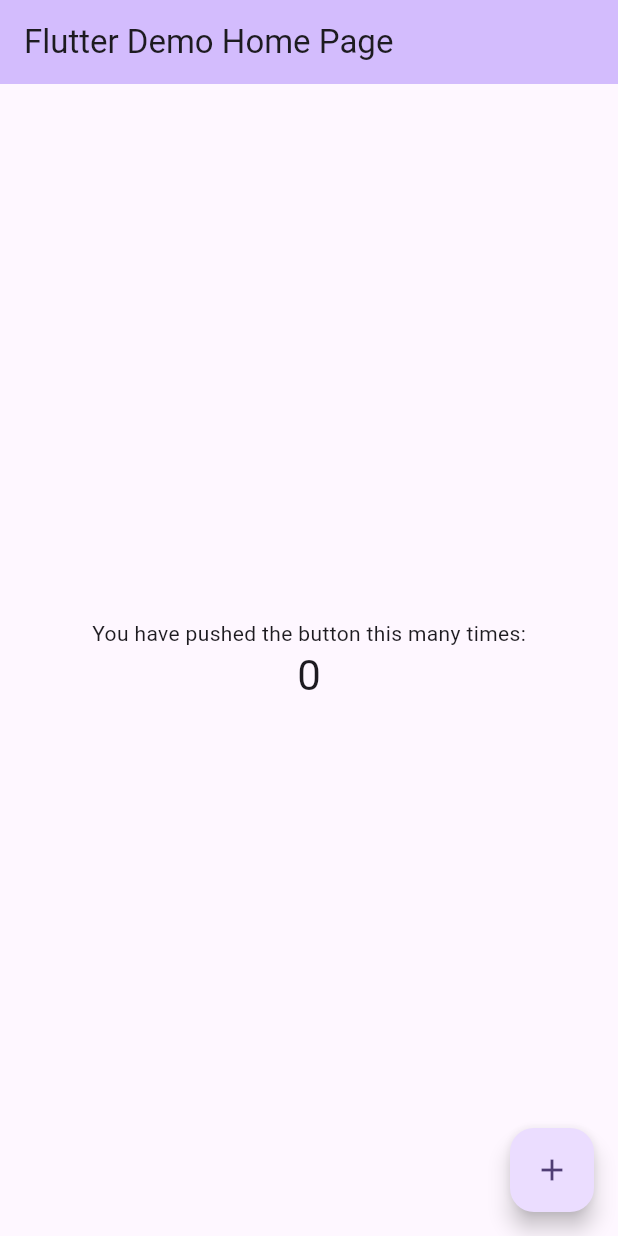
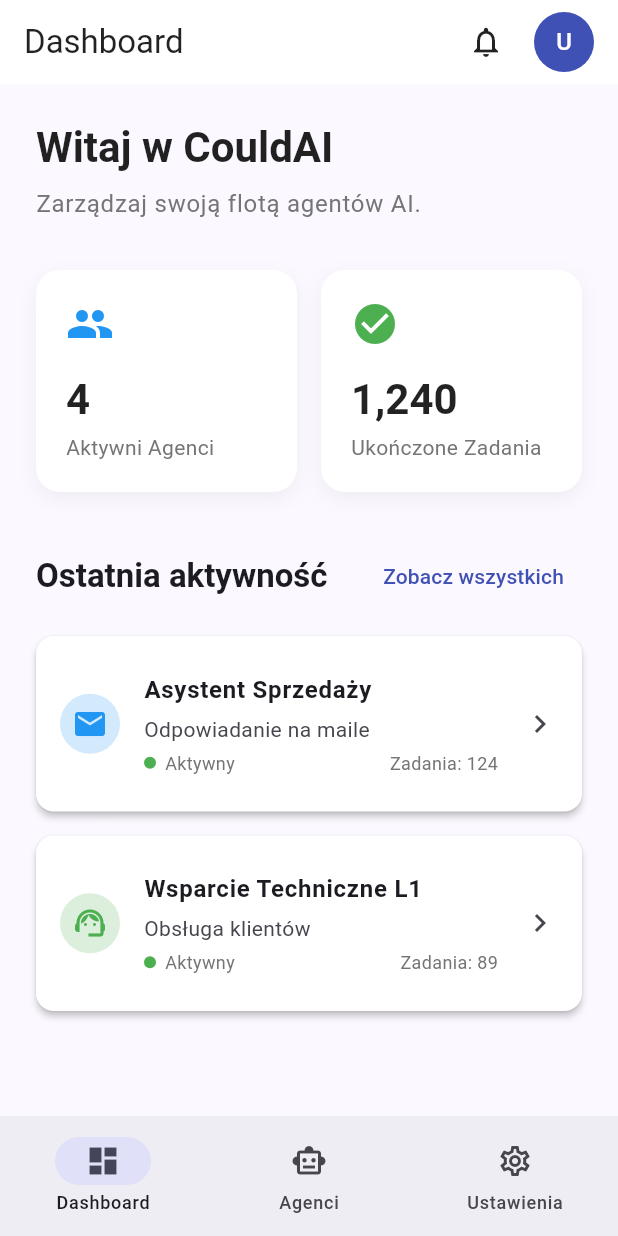
Before and after one commit to could-ai/019aea1b-19e8-732d-8807-79a06916a2bc, a Flutter app: the screen it shows after launch, on a phone screen of 412 x 824 dp. Run offline on Flutter 3.47's test engine with Material 3 defaults, Android fonts, the phone set to English and light mode, and no system bars.

Commit message:
Created Agent model to represent the AI agents with types corresponding to the user request (Email, Support, Research, Reports).; Created a reusable AgentCard widget to display agent details in lists.; Created DashboardScreen with statistics and a list of recent agents.; Created AgentsListScreen to display all agents and provide a button to create a new one.; Created CreateAgentScreen with a form to configure new agents (name, type, instructions).; Created MainLayout to handle navigation between Dashboard, Agents, and Settings using a NavigationBar.; Updated main.dart to set up the application theme, routes, and entry point pointing to the new MainLayout.

```diff
--- /dev/null
+++ b/usr/lib/layout/main_layout.dart
@@ -0,0 +1,77 @@
+import 'package:flutter/material.dart';
+import '../screens/dashboard_screen.dart';
+import '../screens/agents_list_screen.dart';
+
+class MainLayout extends StatefulWidget {
+  const MainLayout({super.key});
+
+  @override
+  State<MainLayout> createState() => _MainLayoutState();
+}
+
+class _MainLayoutState extends State<MainLayout> {
+  int _selectedIndex = 0;
+
+  final List<Widget> _screens = [
+    const DashboardScreen(),
+    const AgentsListScreen(),
+    const Center(child: Text('Ustawienia (Wkrótce)')),
+  ];
+
+  final List<String> _titles = [
+    'Dashboard',
+    'Moi Agenci',
+    'Ustawienia',
+  ];
+
+  @override
+  Widget build(BuildContext context) {
+    return Scaffold(
+      appBar: AppBar(
+        title: Text(_titles[_selectedIndex]),
+        centerTitle: false,
+        backgroundColor: Colors.white,
+        foregroundColor: Colors.black87,
+        elevation: 0,
+        actions: [
+          IconButton(
+            icon: const Icon(Icons.notifications_outlined),
+            onPressed: () {},
+          ),
+          const SizedBox(width: 8),
+          const CircleAvatar(
+            backgroundColor: Colors.indigo,
+            child: Text('U', style: TextStyle(color: Colors.white)),
+          ),
+          const SizedBox(width: 16),
+        ],
+      ),
+      body: _screens[_selectedIndex],
+      bottomNavigationBar: NavigationBar(
+        selectedIndex: _selectedIndex,
+        onDestinationSelected: (index) {
+          setState(() {
+            _selectedIndex = index;
+          });
+        },
+        destinations: const [
+          NavigationDestination(
+            icon: Icon(Icons.dashboard_outlined),
+            selectedIcon: Icon(Icons.dashboard),
+            label: 'Dashboard',
+          ),
+          NavigationDestination(
+            icon: Icon(Icons.smart_toy_outlined),
+            selectedIcon: Icon(Icons.smart_toy),
+            label: 'Agenci',
+          ),
+          NavigationDestination(
+            icon: Icon(Icons.settings_outlined),
+            selectedIcon: Icon(Icons.settings),
+            label: 'Ustawienia',
+          ),
+        ],
+      ),
+    );
+  }
+}
--- a/usr/lib/main.dart
+++ b/usr/lib/main.dart
@@ -1,4 +1,6 @@
 import 'package:flutter/material.dart';
+import 'layout/main_layout.dart';
+import 'screens/create_agent_screen.dart';
 
 void main() {
   runApp(const MyApp());
@@ -7,117 +9,37 @@ void main() {
 class MyApp extends StatelessWidget {
   const MyApp({super.key});
 
-  // This widget is the root of your application.
   @override
   Widget build(BuildContext context) {
     return MaterialApp(
-      title: 'Flutter Demo',
+      title: 'CouldAI',
       debugShowCheckedModeBanner: false,
       theme: ThemeData(
-        // This is the theme of your application.
-        //
-        // TRY THIS: Try running your application with "flutter run". You'll see
-        // the application has a purple toolbar. Then, without quitting the app,
-        // try changing the seedColor in the colorScheme below to Colors.green
-        // and then invoke "hot reload" (save your changes or press the "hot
-        // reload" button in a Flutter-supported IDE, or press "r" if you used
-        // the command line to start the app).
-        //
-        // Notice that the counter didn't reset back to zero; the application
-        // state is not lost during the reload. To reset the state, use hot
-        // restart instead.
-        //
-        // This works for code too, not just values: Most code changes can be
-        // tested with just a hot reload.
-        colorScheme: ColorScheme.fromSeed(seedColor: Colors.deepPurple),
+        colorScheme: ColorScheme.fromSeed(
+          seedColor: Colors.indigo,
+          primary: Colors.indigo,
+          secondary: Colors.teal,
+          background: Colors.grey[50],
+        ),
+        useMaterial3: true,
+        appBarTheme: const AppBarTheme(
+          backgroundColor: Colors.white,
+          surfaceTintColor: Colors.white,
+        ),
+        cardTheme: CardTheme(
+          color: Colors.white,
+          surfaceTintColor: Colors.white,
+          shape: RoundedRectangleBorder(
+            borderRadius: BorderRadius.circular(12),
+          ),
+        ),
       ),
       initialRoute: '/',
       routes: {
-        '/': (context) => const MyHomePage(title: 'Flutter Demo Home Page'),
+        '/': (context) => const MainLayout(),
+        '/agents': (context) => const MainLayout(), // Can be improved to switch tab
+        '/create-agent': (context) => const CreateAgentScreen(),
       },
     );
   }
 }
-
-class MyHomePage extends StatefulWidget {
-  const MyHomePage({super.key, required this.title});
-
-  // This widget is the home page of your application. It is stateful, meaning
-  // that it has a State object (defined below) that contains fields that affect
-  // how it looks.
-
-  // This class is the configuration for the state. It holds the values (in this
-  // case the title) provided by the parent (in this case the App widget) and
-  // used by the build method of the State. Fields in a Widget subclass are
-  // always marked "final".
-
-  final String title;
-
-  @override
-  State<MyHomePage> createState() => _MyHomePageState();
-}
-
-class _MyHomePageState extends State<MyHomePage> {
-  int _counter = 0;
-
-  void _incrementCounter() {
-    setState(() {
-      // This call to setState tells the Flutter framework that something has
-      // changed in this State, which causes it to rerun the build method below
-      // so that the display can reflect the updated values. If we changed
-      // _counter without calling setState(), then the build method would not be
-      // called again, and so nothing would appear to happen.
-      _counter++;
-    });
-  }
-
-  @override
-  Widget build(BuildContext context) {
-    // This method is rerun every time setState is called, for instance as done
-    // by the _incrementCounter method above.
-    //
-    // The Flutter framework has been optimized to make rerunning build methods
-    // fast, so that you can just rebuild anything that needs updating rather
-    // than having to individually change instances of widgets.
-    return Scaffold(
-      appBar: AppBar(
-        // TRY THIS: Try changing the color here to a specific color (to
-        // Colors.amber, perhaps?) and trigger a hot reload to see the AppBar
-        // change color while the other colors stay the same.
-        backgroundColor: Theme.of(context).colorScheme.inversePrimary,
-        // Here we take the value from the MyHomePage object that was created by
-        // the App.build method, and use it to set our appbar title.
-        title: Text(widget.title),
-      ),
-      body: Center(
-        // Center is a layout widget. It takes a single child and positions it
-        // in the middle of the parent.
-        child: Column(
-          // Column is also a layout widget. It takes a list of children and
-          // arranges them vertically. By default, it sizes itself to fit its
-          // children horizontally, and tries to be as tall as its parent.
-          //
-          // Column has various properties to control how it sizes itself and
-          // how it positions its children. Here we use mainAxisAlignment to
-          // center the children vertically; the main axis here is the vertical
-          // axis because Columns are vertical (the cross axis would be
-          // horizontal).
-          //
-          // TRY THIS: Invoke "debug painting" (choose the "Toggle Debug Paint"
-          // action in the IDE, or press "p" in the console), to see the
-          // wireframe for each widget.
-          mainAxisAlignment: MainAxisAlignment.center,
-          children: <Widget>[
-            const Text('You have pushed the button this many times:'),
-            Text('$_counter', style: Theme.of(context).textTheme.headlineMedium),
-          ],
-        ),
-      ),
-      floatingActionButton: FloatingActionButton(
-        onPressed: _incrementCounter,
-        tooltip: 'Increment',
-        child: const Icon(Icons.add),
-      ), // This trailing comma makes auto-formatting nicer for build methods.
-    );
-  }
-}
--- /dev/null
+++ b/usr/lib/models/agent_model.dart
@@ -0,0 +1,43 @@
+enum AgentType {
+  emailResponder,
+  customerSupport,
+  productResearch,
+  reportGenerator,
+}
+
+enum AgentStatus {
+  active,
+  idle,
+  paused,
+}
+
+class Agent {
+  final String id;
+  final String name;
+  final AgentType type;
+  final AgentStatus status;
+  final String description;
+  final int tasksCompleted;
+
+  Agent({
+    required this.id,
+    required this.name,
+    required this.type,
+    required this.status,
+    required this.description,
+    this.tasksCompleted = 0,
+  });
+
+  String get typeDisplayName {
+    switch (type) {
+      case AgentType.emailResponder:
+        return 'Odpowiadanie na maile';
+      case AgentType.customerSupport:
+        return 'Obsługa klientów';
+      case AgentType.productResearch:
+        return 'Research produktu';
+      case AgentType.reportGenerator:
+        return 'Generowanie raportów';
+    }
+  }
+}
--- /dev/null
+++ b/usr/lib/screens/dashboard_screen.dart
@@ -0,0 +1,123 @@
+import 'package:flutter/material.dart';
+import '../models/agent_model.dart';
+import '../widgets/agent_card.dart';
+
+class DashboardScreen extends StatelessWidget {
+  const DashboardScreen({super.key});
+
+  @override
+  Widget build(BuildContext context) {
+    // Mock data for dashboard
+    final recentAgents = [
+      Agent(
+        id: '1',
+        name: 'Asystent Sprzedaży',
+        type: AgentType.emailResponder,
+        status: AgentStatus.active,
+        description: 'Odpowiada na zapytania ofertowe.',
+        tasksCompleted: 124,
+      ),
+      Agent(
+        id: '2',
+        name: 'Wsparcie Techniczne L1',
+        type: AgentType.customerSupport,
+        status: AgentStatus.active,
+        description: 'Rozwiązuje proste problemy techniczne.',
+        tasksCompleted: 89,
+      ),
+    ];
+
+    return SingleChildScrollView(
+      padding: const EdgeInsets.all(24.0),
+      child: Column(
+        crossAxisAlignment: CrossAxisAlignment.start,
+        children: [
+          Text(
+            'Witaj w CouldAI',
+            style: Theme.of(context).textTheme.headlineMedium?.copyWith(
+                  fontWeight: FontWeight.bold,
+                  color: Colors.black87,
+                ),
+          ),
+          const SizedBox(height: 8),
+          Text(
+            'Zarządzaj swoją flotą agentów AI.',
+            style: Theme.of(context).textTheme.bodyLarge?.copyWith(
+                  color: Colors.grey[600],
+                ),
+          ),
+          const SizedBox(height: 32),
+
+          // Stats Row
+          Row(
+            children: [
+              _buildStatCard(context, 'Aktywni Agenci', '4', Icons.people, Colors.blue),
+              const SizedBox(width: 16),
+              _buildStatCard(context, 'Ukończone Zadania', '1,240', Icons.check_circle, Colors.green),
+            ],
+          ),
+          const SizedBox(height: 32),
+
+          Row(
+            mainAxisAlignment: MainAxisAlignment.spaceBetween,
+            children: [
+              Text(
+                'Ostatnia aktywność',
+                style: Theme.of(context).textTheme.titleLarge?.copyWith(
+                      fontWeight: FontWeight.bold,
+                    ),
+              ),
+              TextButton(
+                onPressed: () {
+                  Navigator.pushNamed(context, '/agents');
+                },
+                child: const Text('Zobacz wszystkich'),
+              ),
+            ],
+          ),
+          const SizedBox(height: 16),
+
+          ...recentAgents.map((agent) => AgentCard(agent: agent)),
+        ],
+      ),
+    );
+  }
+
+  Widget _buildStatCard(BuildContext context, String title, String value, IconData icon, Color color) {
+    return Expanded(
+      child: Container(
+        padding: const EdgeInsets.all(20),
+        decoration: BoxDecoration(
+          color: Colors.white,
+          borderRadius: BorderRadius.circular(16),
+          boxShadow: [
+            BoxShadow(
+              color: Colors.black.withOpacity(0.05),
+              blurRadius: 10,
+              offset: const Offset(0, 4),
+            ),
+          ],
+        ),
+        child: Column(
+          crossAxisAlignment: CrossAxisAlignment.start,
+          children: [
+            Icon(icon, color: color, size: 32),
+            const SizedBox(height: 16),
+            Text(
+              value,
+              style: Theme.of(context).textTheme.headlineMedium?.copyWith(
+                    fontWeight: FontWeight.bold,
+                    color: Colors.black87,
+                  ),
+            ),
+            const SizedBox(height: 4),
+            Text(
+              title,
+              style: TextStyle(color: Colors.grey[600]),
+            ),
+          ],
+        ),
+      ),
+    );
+  }
+}
--- /dev/null
+++ b/usr/lib/widgets/agent_card.dart
@@ -0,0 +1,114 @@
+import 'package:flutter/material.dart';
+import '../models/agent_model.dart';
+
+class AgentCard extends StatelessWidget {
+  final Agent agent;
+  final VoidCallback? onTap;
+
+  const AgentCard({super.key, required this.agent, this.onTap});
+
+  @override
+  Widget build(BuildContext context) {
+    return Card(
+      elevation: 2,
+      margin: const EdgeInsets.only(bottom: 16),
+      child: ListTile(
+        contentPadding: const EdgeInsets.all(16),
+        onTap: onTap,
+        leading: CircleAvatar(
+          backgroundColor: _getColorForType(agent.type).withOpacity(0.2),
+          child: Icon(_getIconForType(agent.type), color: _getColorForType(agent.type)),
+        ),
+        title: Text(
+          agent.name,
+          style: const TextStyle(fontWeight: FontWeight.bold),
+        ),
+        subtitle: Column(
+          crossAxisAlignment: CrossAxisAlignment.start,
+          children: [
+            const SizedBox(height: 4),
+            Text(agent.typeDisplayName),
+            const SizedBox(height: 4),
+            Row(
+              children: [
+                Container(
+                  width: 8,
+                  height: 8,
+                  decoration: BoxDecoration(
+                    shape: BoxShape.circle,
+                    color: _getStatusColor(agent.status),
+                  ),
+                ),
+                const SizedBox(width: 6),
+                Text(
+                  _getStatusText(agent.status),
+                  style: TextStyle(
+                    color: Colors.grey[600],
+                    fontSize: 12,
+                  ),
+                ),
+                const Spacer(),
+                Text(
+                  'Zadania: ${agent.tasksCompleted}',
+                  style: TextStyle(
+                    color: Colors.grey[600],
+                    fontSize: 12,
+                  ),
+                ),
+              ],
+            ),
+          ],
+        ),
+        trailing: const Icon(Icons.chevron_right),
+      ),
+    );
+  }
+
+  Color _getColorForType(AgentType type) {
+    switch (type) {
+      case AgentType.emailResponder:
+        return Colors.blue;
+      case AgentType.customerSupport:
+        return Colors.green;
+      case AgentType.productResearch:
+        return Colors.orange;
+      case AgentType.reportGenerator:
+        return Colors.purple;
+    }
+  }
+
+  IconData _getIconForType(AgentType type) {
+    switch (type) {
+      case AgentType.emailResponder:
+        return Icons.email;
+      case AgentType.customerSupport:
+        return Icons.support_agent;
+      case AgentType.productResearch:
+        return Icons.search;
+      case AgentType.reportGenerator:
+        return Icons.analytics;
+    }
+  }
+
+  Color _getStatusColor(AgentStatus status) {
+    switch (status) {
+      case AgentStatus.active:
+        return Colors.green;
+      case AgentStatus.idle:
+        return Colors.grey;
+      case AgentStatus.paused:
+        return Colors.amber;
+    }
+  }
+
+  String _getStatusText(AgentStatus status) {
+    switch (status) {
+      case AgentStatus.active:
+        return 'Aktywny';
+      case AgentStatus.idle:
+        return 'Oczekuje';
+      case AgentStatus.paused:
+        return 'Wstrzymany';
+    }
+  }
+}
```
Also changed, not shown: usr/lib/screens/agents_list_screen.dart (added, +68 -0 lines), usr/lib/screens/create_agent_screen.dart (added, +140 -0 lines).
